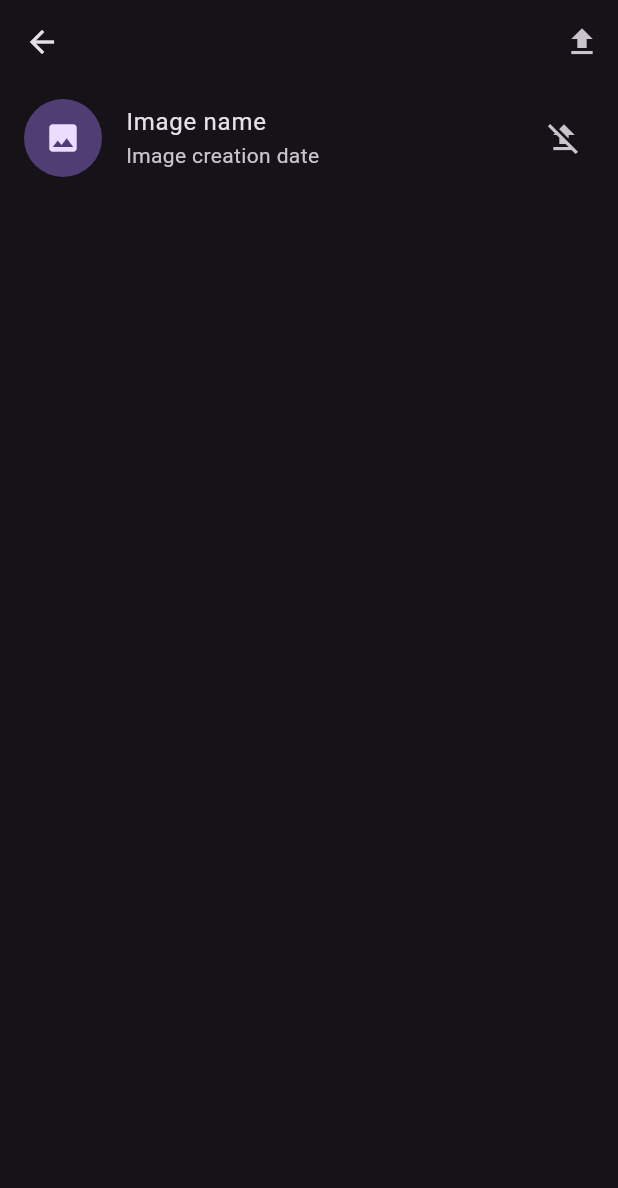
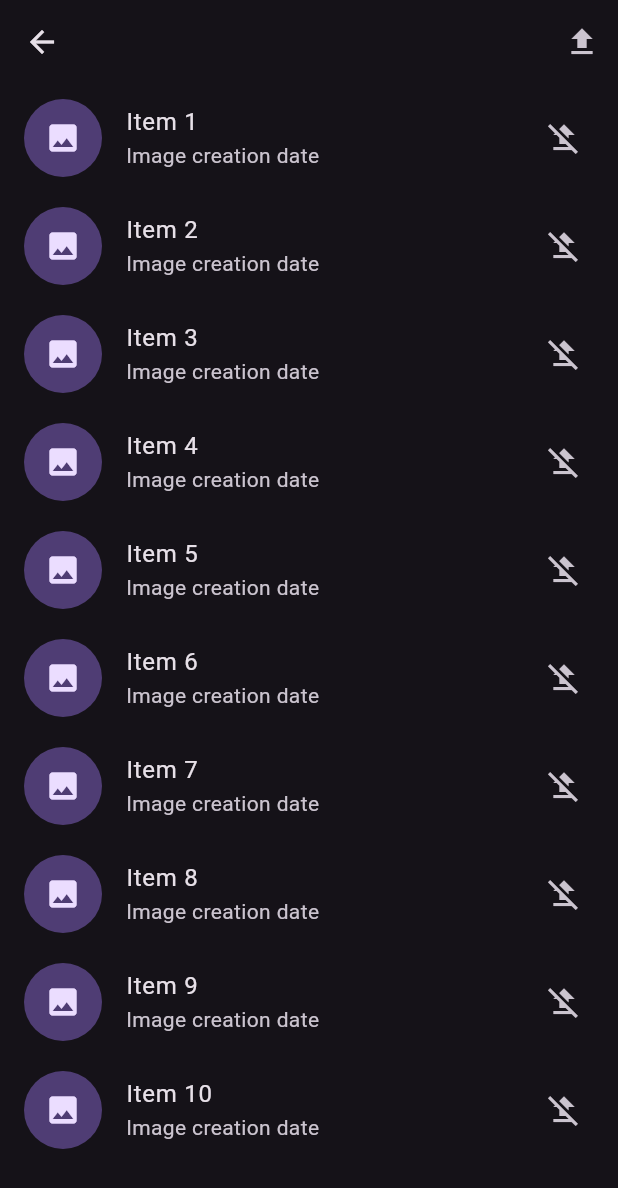
Before and after one commit to Inovisao/modelo_flutter_app, a Flutter app: the UploadsScreen screen opened directly, on a phone screen of 412 x 824 dp. Shown: the top 1188 px of the screen. Run offline on Flutter 3.47's test engine with Material 3 defaults, Android fonts, the phone set to English and light mode, and no system bars; our stand-ins replace flutter_riverpod, image_picker, sqflite; accounts and stored records are empty; network calls fail.

```diff
--- a/lib/models/image.dart
+++ b/lib/models/image.dart
@@ -1,5 +1,4 @@
 import 'dart:io';
-
 import 'package:uuid/uuid.dart';
 
 const uuid = Uuid();
--- a/lib/screens/uploads.dart
+++ b/lib/screens/uploads.dart
@@ -10,6 +10,8 @@ class UploadsScreen extends StatefulWidget {
 }
 
 class _UploadsScreenState extends State<UploadsScreen> {
+  final items = List<String>.generate(10, (index) => 'Item ${index + 1}');
+
   @override
   Widget build(BuildContext context) {
     return Scaffold(
@@ -18,15 +20,19 @@ class _UploadsScreenState extends State<UploadsScreen> {
           IconButton(onPressed: () {}, icon: const Icon(Icons.upload)),
         ], //TODO: force upload
       ),
-      body: const ListTile(
-        //TODO: create ListTile.builder for images in queue
-        leading: CircleAvatar(
-          radius: 26,
-          child: Icon(Icons.photo),
-        ),
-        title: Text('Image name'),
-        subtitle: Text('Image creation date'),
-        trailing: Icon(Icons.file_upload_off),
+      body: ListView.builder(
+        itemCount: items.length,
+        itemBuilder: (context, index) {
+          return ListTile(
+            leading: const CircleAvatar(
+              radius: 26,
+              child: Icon(Icons.photo),
+            ),
+            title: Text(items[index]),
+            subtitle: const Text('Image creation date'),
+            trailing: const Icon(Icons.file_upload_off),
+          );
+        },
       ),
     );
   }
--- a/pubspec.yaml
+++ b/pubspec.yaml
@@ -39,6 +39,8 @@ dependencies:
   path: ^1.8.3
   sqflite: ^2.3.0
   uuid: ^4.2.1
+  path_provider: ^2.1.1
+  flutter_riverpod: ^2.4.9
 
 dev_dependencies:
   flutter_test:
```
Also changed, not shown: lib/providers/user_images.dart (added, +69 -0 lines), pubspec.lock, 1 other file.
